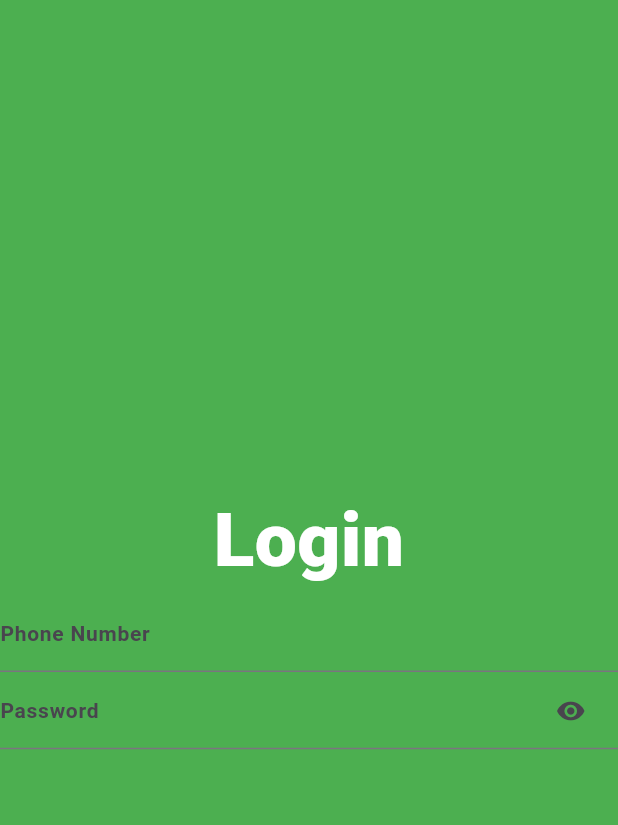
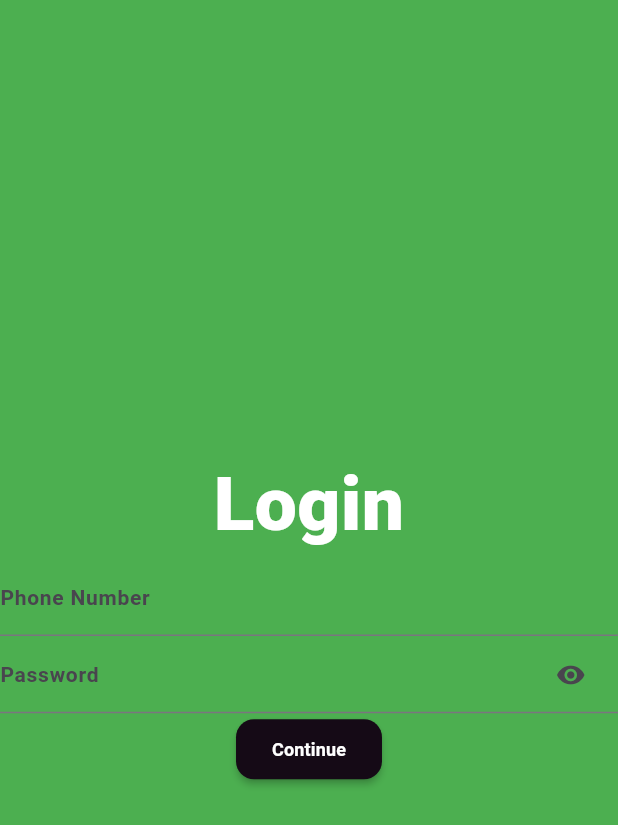
Before and after one commit to Mansyahariii/KB1179-1123150127-uts, a Flutter app: the Loginscreen screen opened directly, on a phone screen of 412 x 824 dp. Shown: the top 825 px of the screen. Run offline on Flutter 3.47's test engine with Material 3 defaults, Android fonts, the phone set to English and light mode, and no system bars.

Commit message:
menambahkan tombol Continue pada LoginScreen

```diff
--- a/lib/screen/LoginScreen.dart
+++ b/lib/screen/LoginScreen.dart
@@ -55,6 +55,25 @@ class Loginscreen extends StatelessWidget {
                 ),
               ),
             ),
+            ElevatedButton(
+              onPressed: () {},
+              style: ElevatedButton.styleFrom(
+                backgroundColor: const Color.fromARGB(255, 21, 10, 22),
+                foregroundColor: Colors.black,
+                shape: RoundedRectangleBorder(
+                  borderRadius: BorderRadius.circular(12),
+                ),
+                elevation: 2,
+              ),
+              child: const Text(
+                "Continue",
+                style: TextStyle(
+                  fontSize: 12.0,
+                  fontWeight: FontWeight.bold,
+                  color: Colors.white,
+                ),
+              ),
+            ),
           ],
         ),
       ),
```
